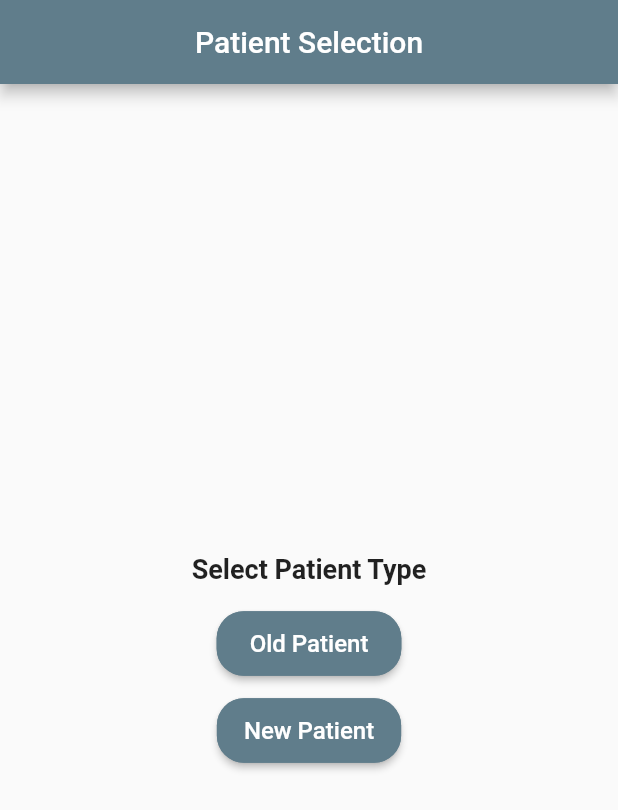
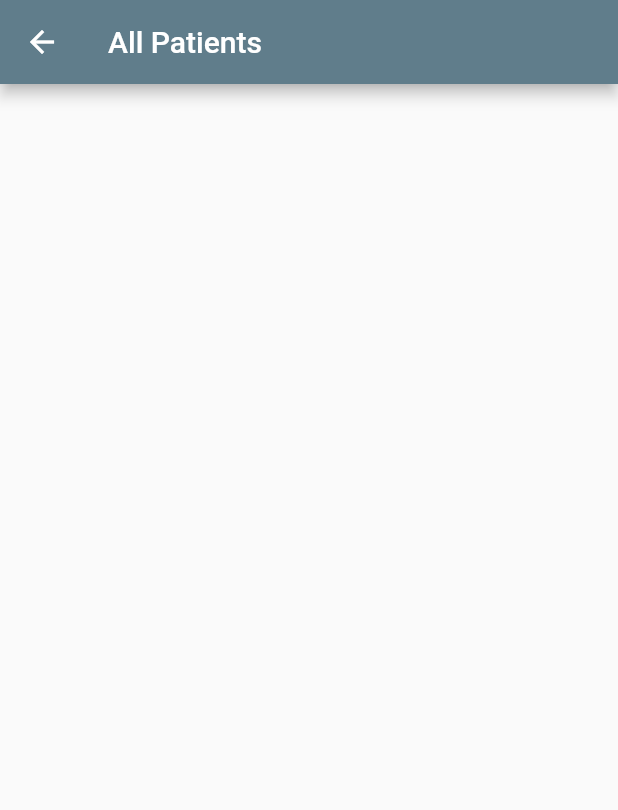
Before and after one commit to kaykobad/EyeCapture-Flutter, a Flutter app: the screen it shows after launch, after a tap on "Old Patient", on a phone screen of 412 x 824 dp. Shown: the top 810 px of the screen. Run offline on Flutter 3.47's test engine with Material 2 defaults, Android fonts, the phone set to English and light mode, and no system bars; our stand-ins replace bloc, camera, equatable, flutter_bloc, flutter_spinkit, sqflite; missing offline and left inert: torch; accounts and stored records are empty.

Commit message:
Add all old patients page

```diff
--- a/lib/constants/strings.dart
+++ b/lib/constants/strings.dart
@@ -14,3 +14,4 @@ const String DISCARD_BUTTON = "  Retake Photo  ";
 const String SAVE_AND_TAKE_ANOTHER = "Save and Take Another Photo";
 const String REPORT_APPBAR = "Report";
 const String SAVE_DATA = "Save";
+const String OLD_PATIENT_APPBAR = "All Patients";
--- /dev/null
+++ b/lib/ui/old_patient/all_old_patients.dart
@@ -0,0 +1,78 @@
+import 'package:eye_capture/constants/numbers.dart';
+import 'package:eye_capture/constants/strings.dart';
+import 'package:eye_capture/models/patient_model.dart';
+import 'package:eye_capture/ui/old_patient/old_patient_bloc.dart';
+import 'package:eye_capture/ui/old_patient/old_patient_state.dart';
+import 'package:eye_capture/ui/old_patient/old_patients_event.dart';
+import 'package:flutter/material.dart';
+import 'package:flutter_bloc/flutter_bloc.dart';
+
+class AllOldPatients extends StatefulWidget {
+  @override
+  _AllOldPatientsState createState() => _AllOldPatientsState();
+}
+
+class _AllOldPatientsState extends State<AllOldPatients> {
+  OldPatientBloc _oldPatientBloc;
+  bool _isLoadingData;
+  List<Patient> allPatients;
+
+  @override
+  void initState() {
+    super.initState();
+    _oldPatientBloc = OldPatientBloc();
+    _oldPatientBloc.add(GetAllOldPatientsEvent());
+    _isLoadingData = true;
+  }
+
+  @override
+  Widget build(BuildContext context) {
+    return Scaffold(
+      appBar: AppBar(
+        title: Text(
+          OLD_PATIENT_APPBAR,
+        ),
+      ),
+      body: BlocListener(
+        bloc: _oldPatientBloc,
+        listener: (context, state) {
+          if(state is AllPatientsGetSuccessState) {
+            setState(() {
+              allPatients = state.allPatients;
+              _isLoadingData = false;
+            });
+          }
+        },
+        child: _isLoadingData
+            ? Center(
+                child: CircularProgressIndicator(
+                  strokeWidth: 6.0,
+                  semanticsLabel: "Loading patient data...",
+                ),
+              )
+            : Container(
+                padding: EdgeInsets.all(PAGE_PADDING),
+                child: _getAllPatients(),
+              ),
+      ),
+    );
+  }
+
+  _getAllPatients() {
+    return ListView.builder(
+      itemCount: allPatients.length,
+      itemBuilder: (context, idx) {
+        return Card(
+          child: ListTile(
+            title: Text("${allPatients[idx].patientName}"),
+            subtitle: Text("Sex: ${allPatients[idx].sex} - Age: ${allPatients[idx].age}"),
+            trailing: IconButton(
+              icon: Icon(Icons.delete),
+              onPressed: (){},
+            ),
+          ),
+        );
+      },
+    );
+  }
+}
--- /dev/null
+++ b/lib/ui/old_patient/old_patient_bloc.dart
@@ -0,0 +1,30 @@
+import 'package:bloc/bloc.dart';
+import 'package:eye_capture/db/dbHelper.dart';
+import 'package:eye_capture/models/patient_model.dart';
+import 'package:eye_capture/ui/old_patient/old_patient_state.dart';
+import 'package:eye_capture/ui/old_patient/old_patients_event.dart';
+import 'package:flutter/cupertino.dart';
+
+class OldPatientBloc extends Bloc<OldPatientEvent, OldPatientSate> {
+  @override
+  OldPatientSate get initialState => InitialState();
+
+  @override
+  Stream<OldPatientSate> mapEventToState(OldPatientEvent event) async* {
+    if(event is GetAllOldPatientsEvent) {
+      try {
+        yield LoadingAllPatientGetState();
+        debugPrint("Fetching all old patients...");
+
+        List<Patient> allPatients = await DBProvider.db.getAllPatients();
+
+        debugPrint("Patient fetch success!");
+        yield AllPatientsGetSuccessState(allPatients);
+      } on Exception catch (e) {
+        debugPrint("Patient fetch failure!");
+        yield AllPatientsGetFailureState();
+      }
+    }
+  }
+
+}
--- /dev/null
+++ b/lib/ui/old_patient/old_patient_state.dart
@@ -0,0 +1,31 @@
+import 'package:equatable/equatable.dart';
+import 'package:eye_capture/models/patient_model.dart';
+
+class OldPatientSate extends Equatable {
+  @override
+  List<Object> get props => [];
+}
+
+class InitialState extends OldPatientSate {
+  @override
+  List<Object> get props => [];
+}
+
+class AllPatientsGetSuccessState extends OldPatientSate {
+  final List<Patient> allPatients;
+
+  AllPatientsGetSuccessState(this.allPatients);
+
+  @override
+  List<Object> get props => [];
+}
+
+class AllPatientsGetFailureState extends OldPatientSate {
+  @override
+  List<Object> get props => [];
+}
+
+class LoadingAllPatientGetState extends OldPatientSate {
+  @override
+  List<Object> get props => [];
+}
--- /dev/null
+++ b/lib/ui/old_patient/old_patients_event.dart
@@ -0,0 +1,11 @@
+import 'package:equatable/equatable.dart';
+
+class OldPatientEvent extends Equatable {
+  @override
+  List<Object> get props => [];
+}
+
+class GetAllOldPatientsEvent extends OldPatientEvent {
+  @override
+  List<Object> get props => [];
+}
--- a/lib/ui/opening_pages/patient_selection_page.dart
+++ b/lib/ui/opening_pages/patient_selection_page.dart
@@ -1,6 +1,7 @@
 import 'package:eye_capture/constants/numbers.dart';
 import 'package:eye_capture/constants/strings.dart';
 import 'package:eye_capture/ui/new_patient/new_patient_form.dart';
+import 'package:eye_capture/ui/old_patient/all_old_patients.dart';
 import 'package:flutter/material.dart';
 
 class PatientTypeSelectionPage extends StatefulWidget {
@@ -83,7 +84,8 @@ class _PatientTypeSelectionPageState extends State<PatientTypeSelectionPage> {
         horizontal: BUTTON_PADDING_LEFT,
         vertical: BUTTON_PADDING_TOP,
       ),
-      onPressed: () => print("Old patient pressed"),
+      onPressed: (() => Navigator.of(context)
+        .push(MaterialPageRoute(builder: (context) => AllOldPatients()))),
     );
   }
 }
```
